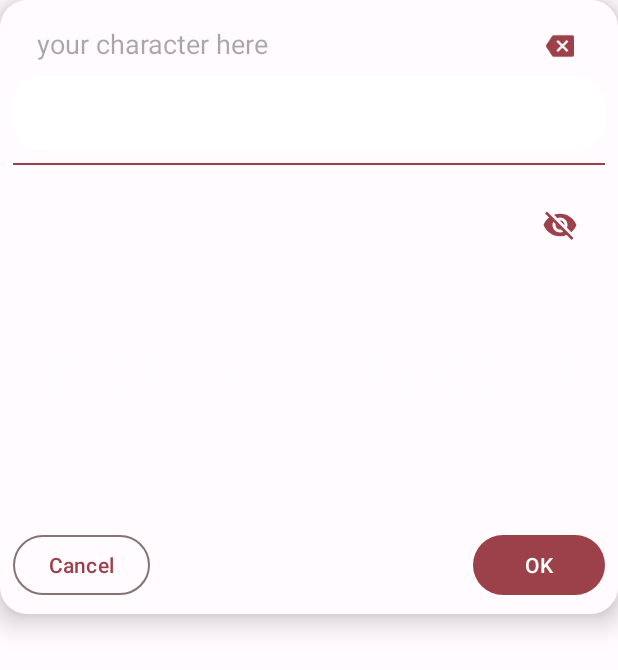
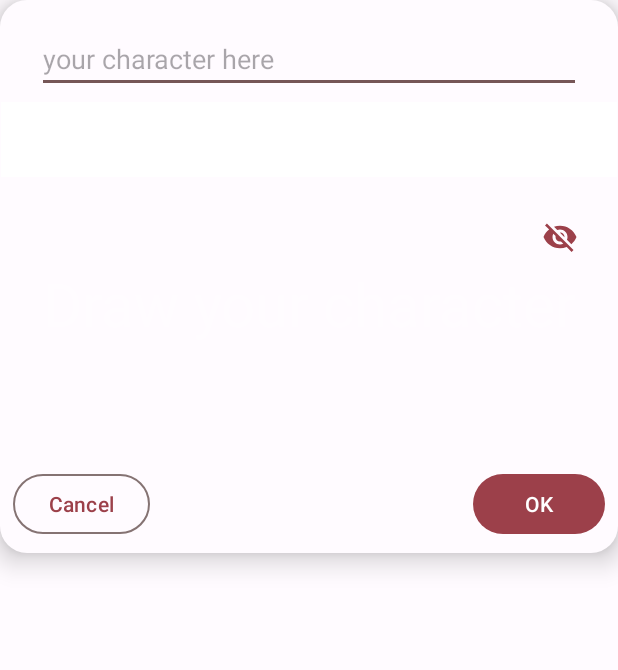
Before and after one commit to Chompions/WordMemorizer, an Android app: the layout window_draw_word_floating.xml on its own in the app's theme, with its tools: preview values and no code run, on a phone screen of 412 x 824 dp. Shown: the top 670 px of the screen. Run offline under Robolectric (Android 15) with nearby library versions, the phone set to English and light mode, and no system bars.

Commit message:
Add adView and set up clean release

```diff
--- a/app/src/main/AndroidManifest.xml
+++ b/app/src/main/AndroidManifest.xml
@@ -19,6 +19,9 @@
         android:supportsRtl="true"
         android:theme="@style/Theme.WordMemorizer"
         tools:targetApi="31">
+        <meta-data
+            android:name="com.google.android.gms.ads.APPLICATION_ID"
+            android:value="ca-app-pub-3161498246882165~1811137470"/>
         <service
             android:name=".service.DownloadService"
             android:enabled="true"
--- a/app/src/main/java/com/sawelo/wordmemorizer/receiver/FloatingAddWordWindowReceiver.kt
+++ b/app/src/main/java/com/sawelo/wordmemorizer/receiver/FloatingAddWordWindowReceiver.kt
@@ -50,8 +50,7 @@ class FloatingAddWordWindowReceiver : BroadcastReceiver() {
             windowInstance = FloatingAddWordWindow(context, wordRepository, currentCategory)
             windowInstance?.showWindow()
         } else {
-            windowInstance?.closeWindow()
-            windowInstance = null
+            closeInstance()
         }
     }
 
--- a/app/src/main/java/com/sawelo/wordmemorizer/service/FloatingBubbleService.kt
+++ b/app/src/main/java/com/sawelo/wordmemorizer/service/FloatingBubbleService.kt
@@ -33,6 +33,7 @@ import com.sawelo.wordmemorizer.util.Constants.PREFERENCE_FLOATING_BUBBLE_KEY
 class FloatingBubbleService : Service(), OnTouchListener {
 
     private var floatingBubbleView: View? = null
+
     private var windowManager: WindowManager? = null
     private var params: WindowManager.LayoutParams? = null
 
@@ -199,13 +200,13 @@ class FloatingBubbleService : Service(), OnTouchListener {
         fun hideBubbleService(context: Context) {
             val serviceIntent = Intent(context, FloatingBubbleService::class.java)
             serviceIntent.action = NOTIFICATION_HIDE_ACTION
-            context.startForegroundService(serviceIntent)
+            context.startService(serviceIntent)
         }
 
         fun revealBubbleService(context: Context) {
             val serviceIntent = Intent(context, FloatingBubbleService::class.java)
             serviceIntent.action = NOTIFICATION_REVEAL_ACTION
-            context.startForegroundService(serviceIntent)
+            context.startService(serviceIntent)
         }
 
         fun stopService(context: Context) {
--- a/app/src/main/java/com/sawelo/wordmemorizer/window/ToastWindow.kt
+++ b/app/src/main/java/com/sawelo/wordmemorizer/window/ToastWindow.kt
@@ -44,7 +44,8 @@ class ToastWindow(
             WindowManager.LayoutParams.WRAP_CONTENT,
             WindowManager.LayoutParams.WRAP_CONTENT,
             WindowManager.LayoutParams.TYPE_APPLICATION_OVERLAY,
-            WindowManager.LayoutParams.FLAG_NOT_FOCUSABLE,
+            WindowManager.LayoutParams.FLAG_NOT_FOCUSABLE or
+                    WindowManager.LayoutParams.FLAG_WATCH_OUTSIDE_TOUCH,
             PixelFormat.TRANSLUCENT
         ).apply {
             gravity = Gravity.BOTTOM
--- /dev/null
+++ b/app/src/main/res/drawable/baseline_close_120.xml
@@ -0,0 +1,5 @@
+<vector android:height="120dp" android:tint="?colorPrimary"
+    android:viewportHeight="24" android:viewportWidth="24"
+    android:width="120dp" xmlns:android="http://schemas.android.com/apk/res/android">
+    <path android:fillColor="@android:color/white" android:pathData="M19,6.41L17.59,5 12,10.59 6.41,5 5,6.41 10.59,12 5,17.59 6.41,19 12,13.41 17.59,19 19,17.59 13.41,12z"/>
+</vector>
--- a/app/src/main/res/layout/window_add_word_floating.xml
+++ b/app/src/main/res/layout/window_add_word_floating.xml
@@ -156,6 +156,7 @@
             android:id="@+id/dialog_recommendationScrollView"
             android:layout_width="match_parent"
             android:layout_height="wrap_content"
+            android:paddingHorizontal="8dp"
             app:layout_constraintTop_toTopOf="@id/dialog_searchWordJisho_btn">
 
             <LinearLayout
--- a/app/src/main/res/layout/window_draw_word_floating.xml
+++ b/app/src/main/res/layout/window_draw_word_floating.xml
@@ -10,15 +10,16 @@
         android:layout_width="match_parent"
         android:layout_height="wrap_content">
 
-        <com.google.android.material.textview.MaterialTextView
-            android:id="@+id/windowDraw_drawingWord"
+        <EditText
+            android:id="@+id/windowDraw_drawingWordEt"
             android:layout_width="0dp"
-            android:layout_height="28dp"
+            android:layout_height="wrap_content"
             android:layout_marginHorizontal="24dp"
             android:layout_marginVertical="16dp"
             style="@style/Widget.MaterialComponents.TextView"
             android:hint="@string/your_character_here"
             android:textSize="18sp"
+            android:inputType="textMultiLine"
             app:layout_constraintEnd_toStartOf="@id/windowDraw_reset_btn"
             app:layout_constraintStart_toStartOf="parent"
             app:layout_constraintTop_toTopOf="parent" />
@@ -28,9 +29,9 @@
             android:layout_width="match_parent"
             android:layout_height="50dp"
             android:layout_marginVertical="6dp"
-            android:layout_marginHorizontal="24dp"
+            android:paddingHorizontal="8dp"
             android:elevation="6dp"
-            app:layout_constraintTop_toBottomOf="@id/windowDraw_drawingWord"
+            app:layout_constraintTop_toBottomOf="@id/windowDraw_drawingWordEt"
             app:layout_constraintEnd_toEndOf="parent"
             app:layout_constraintStart_toStartOf="parent">
 
@@ -43,24 +44,14 @@
         </HorizontalScrollView>
 
         <View
+            android:id="@+id/windowDraw_line"
             android:layout_width="match_parent"
             android:layout_height="50dp"
-            android:layout_marginHorizontal="8dp"
-            android:background="@drawable/rounded_background"
-            android:backgroundTint="?colorOnSecondary"
+            android:background="?colorOnSecondary"
             app:layout_constraintTop_toTopOf="@id/windowDraw_recommendationScrollView"
             app:layout_constraintBottom_toBottomOf="@id/windowDraw_recommendationScrollView">
 
         </View>
-
-        <View
-            android:id="@+id/windowDraw_line"
-            android:layout_width="match_parent"
-            android:layout_height="1dp"
-            android:layout_marginHorizontal="8dp"
-            android:layout_marginTop="8dp"
-            android:background="?colorPrimary"
-            app:layout_constraintTop_toBottomOf="@id/windowDraw_recommendationScrollView" />
 
         <ImageButton
             android:id="@+id/windowDraw_reset_btn"
@@ -72,10 +63,10 @@
             android:layout_marginEnd="16dp"
             android:contentDescription="@string/reset_drawing"
             android:src="@drawable/baseline_backspace_24"
-            android:visibility="visible"
+            android:visibility="gone"
             app:layout_constraintEnd_toEndOf="parent"
-            app:layout_constraintTop_toTopOf="@id/windowDraw_drawingWord"
-            app:layout_constraintBottom_toBottomOf="@id/windowDraw_drawingWord"/>
+            app:layout_constraintTop_toTopOf="@id/windowDraw_drawingWordEt"
+            app:layout_constraintBottom_toBottomOf="@id/windowDraw_drawingWordEt"/>
 
         <ImageButton
             android:id="@+id/windowDraw_fadeWindow_btn"
--- a/app/src/main/res/xml/preference_settings.xml
+++ b/app/src/main/res/xml/preference_settings.xml
@@ -13,7 +13,7 @@
         <SwitchPreference
             android:enabled="true"
             android:key="@string/preference_draw_character_key"
-            android:summary="Enable this option to draw Japanese character for input"
+            android:summary="Enable this option to download Japanese character recognizer to draw for input"
             android:title="Add draw character option" />
         <SwitchPreference
             android:enabled="true"
```
Also changed, not shown: app/build.gradle (+9 -1 lines), app/src/main/java/com/sawelo/wordmemorizer/activity/MainActivity.kt (+14 -2 lines), app/src/main/java/com/sawelo/wordmemorizer/window/FloatingAddWordWindow.kt (+8 -7 lines), app/src/main/java/com/sawelo/wordmemorizer/window/FloatingDrawWordWindow.kt (+18 -31 lines), app/src/main/res/layout/activity_main.xml (+13 -1 lines), app/src/main/res/layout/window_floating_bubble_close.xml (added, +26 -0 lines), app/src/main/res/drawable/floating_bubble_close_background.png (added).
